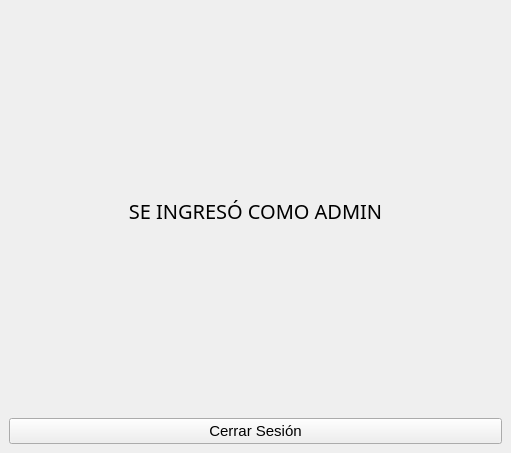
LeonelScalise/EDDYPOO-REY_V2.0, file designer/system.ui: the form before one commit.
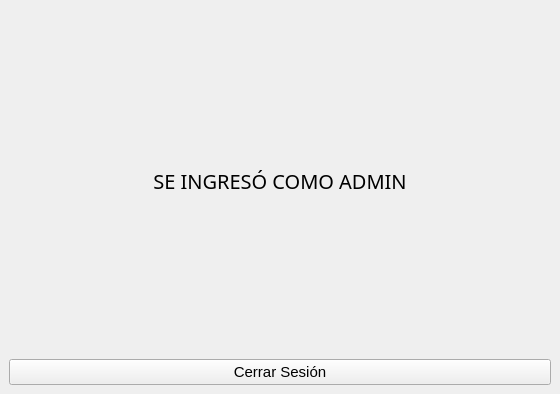
The form after the commit.

Commit message: export para cada ventana

```diff
--- a/designer/system.ui
+++ b/designer/system.ui
@@ -6,8 +6,8 @@
    <rect>
     <x>0</x>
     <y>0</y>
-    <width>511</width>
-    <height>453</height>
+    <width>560</width>
+    <height>394</height>
    </rect>
   </property>
   <property name="windowTitle">
```
Left out of the diff: 4 changed lines with no effect on the pictures. The commit also changes 6 other files.
